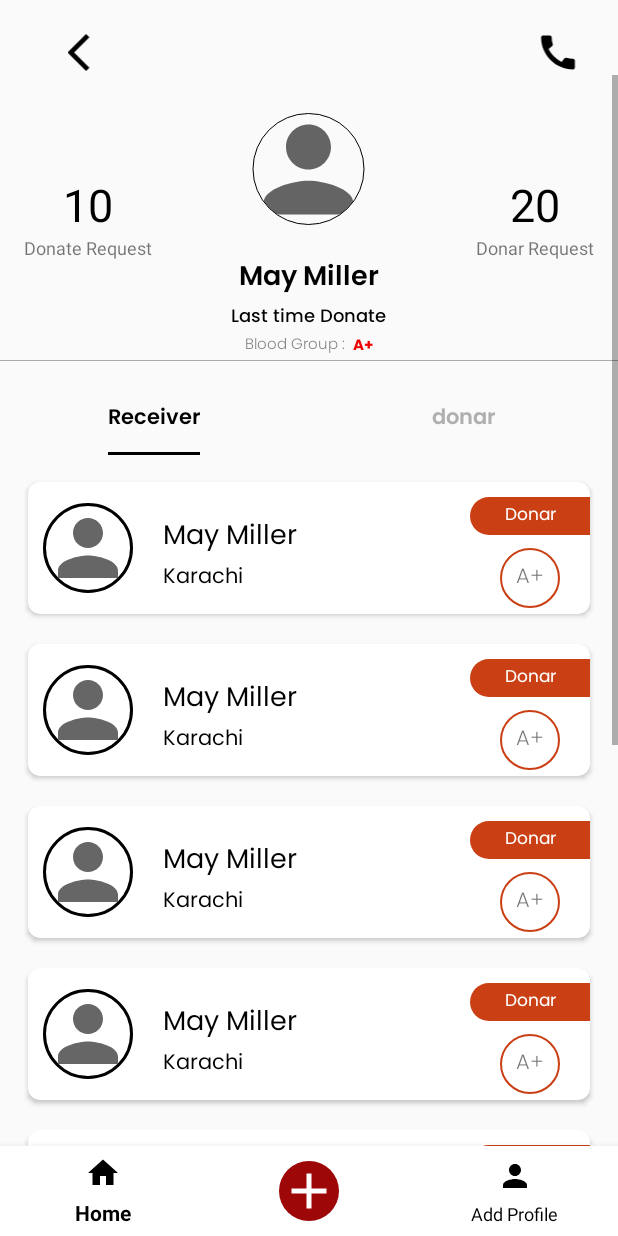
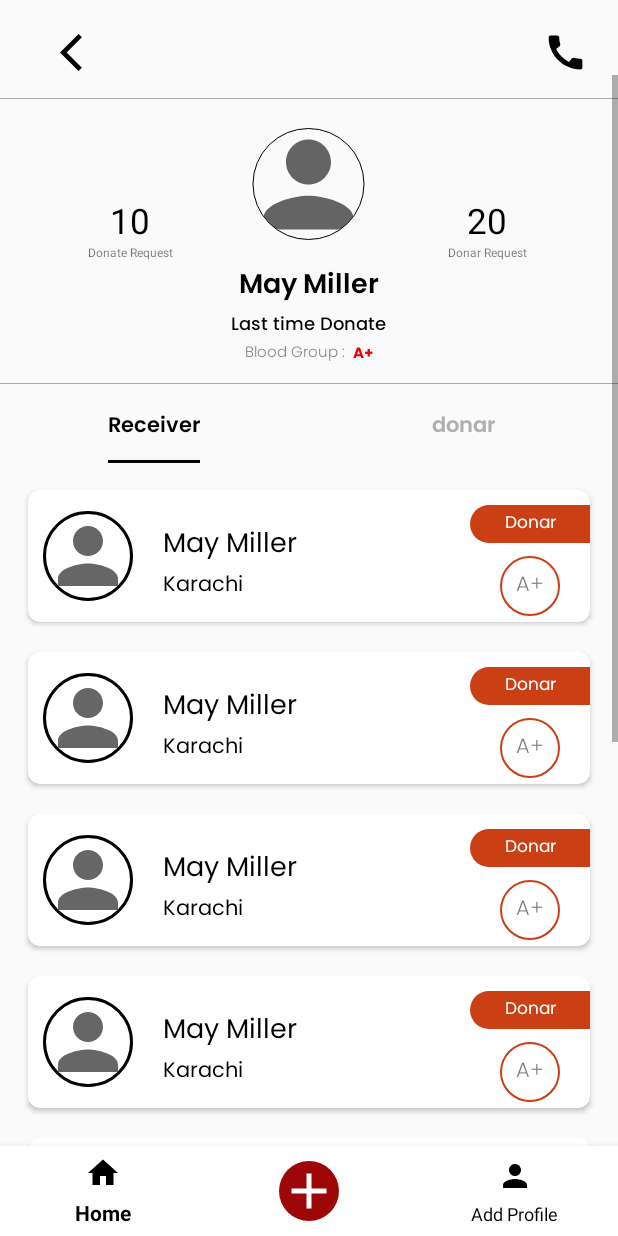
Before and after one commit to SaaifKhan/Blood-Donar-Finder, an Android app: the ProfileDetail screen opened through its navigation route, on a phone screen of 412 x 824 dp. Run offline under Robolectric (Android 15) with nearby library versions, the phone set to English and light mode, and no system bars; our stand-ins replace CircleImageView, navigation-ui; Roboto replaces fonts that are not available here.

Commit message:
signup completed 3 fragments named as profile,home and ProfileDetail ViewPagerAdapter and TabLayouts ProfileDetail completed ProfileFragment ProfileDetail edit and Ui updated -ProfileDetail layout done -Add RequestFragment in process

```diff
--- a/app/src/main/java/app/dotinfiny/Bdf/UI/homeFragment/adapter/HomeProfileAdapter.java
+++ b/app/src/main/java/app/dotinfiny/Bdf/UI/homeFragment/adapter/HomeProfileAdapter.java
@@ -27,7 +27,6 @@ public class HomeProfileAdapter extends RecyclerView.Adapter<HomeProfileAdapter.
 
 
     }
-
 
     public HomeProfileAdapter(CLickListener cLickListener) {
         this.cLickListener = cLickListener;
--- a/app/src/main/res/layout/fragment_profiledetail.xml
+++ b/app/src/main/res/layout/fragment_profiledetail.xml
@@ -14,20 +14,28 @@
 
         <ImageView
             android:id="@+id/backBtnProfileDetail"
-            android:layout_width="60dp"
-            android:layout_height="60dp"
+            android:layout_width="50dp"
+            android:layout_height="50dp"
             android:layout_alignParentStart="true"
             android:layout_marginLeft="10dp"
             android:src="@drawable/ic_arrow_back_ios_"
             app:tint="@android:color/black" />
 
         <ImageView
-            android:layout_width="40dp"
-            android:layout_height="40dp"
+            android:layout_width="30dp"
+            android:layout_height="30dp"
             android:layout_alignParentRight="true"
             android:src="@drawable/ic_baseline_call"
             app:tint="@android:color/black" />
     </RelativeLayout>
+
+
+    <View
+        android:layout_width="match_parent"
+        android:layout_height="0.2dp"
+        android:layout_below="@+id/toolbarProfileDetail"
+        android:layout_marginTop="15dp"
+        android:background="@android:color/darker_gray" />
 
 
     <ScrollView
@@ -45,8 +53,9 @@
                 android:id="@+id/relativeMainBody"
                 android:layout_width="wrap_content"
                 android:layout_height="wrap_content"
-                android:layout_marginStart="16dp"
-                android:layout_marginEnd="16dp"
+                android:layout_marginStart="18dp"
+                android:layout_marginTop="10dp"
+                android:layout_marginEnd="18dp"
                 android:visibility="visible">
 
 
@@ -55,6 +64,8 @@
                     android:layout_width="wrap_content"
                     android:layout_height="wrap_content"
                     android:layout_centerVertical="true"
+                    android:layout_alignParentStart="true"
+                    android:layout_toStartOf="@id/relative2"
                     android:gravity="center"
                     android:orientation="vertical">
 
@@ -67,7 +78,7 @@
                         android:gravity="center"
                         android:text="10"
                         android:textColor="@android:color/black"
-                        android:textSize="30sp" />
+                        android:textSize="23sp" />
 
                     <TextView
                         android:id="@+id/tvNumofDonateProfileDetail"
@@ -76,7 +87,7 @@
                         android:layout_gravity="center"
                         android:fontFamily="@font/montserrat_alternates"
                         android:text="Donate Request"
-                        android:textSize="12sp" />
+                        android:textSize="8sp" />
                 </LinearLayout>
 
 
@@ -87,6 +98,7 @@
                     android:layout_alignParentRight="true"
                     android:layout_centerVertical="true"
                     android:gravity="center"
+                    android:layout_toEndOf="@id/relative2"
                     android:orientation="vertical"
                     android:visibility="visible">
 
@@ -96,20 +108,18 @@
                         android:layout_width="wrap_content"
                         android:layout_height="match_parent"
                         android:fontFamily="@font/days_one"
-                        android:gravity="center"
                         android:text="20"
                         android:textColor="@android:color/black"
-                        android:textSize="30sp" />
+                        android:textSize="23sp" />
 
 
                     <TextView
                         android:id="@+id/NumofDonorProfileDetail"
                         android:layout_width="wrap_content"
                         android:layout_height="wrap_content"
-                        android:layout_gravity="center"
                         android:fontFamily="@font/montserrat_alternates"
                         android:text="Donar Request"
-                        android:textSize="12sp" />
+                        android:textSize="8sp" />
                 </LinearLayout>
 
                 <RelativeLayout
@@ -126,7 +136,7 @@
                         android:layout_marginTop="25dp"
                         android:src="@drawable/ic_baseline_person"
                         app:civ_border_color="@android:color/black"
-                        app:civ_border_width="0.6dp" />
+                        app:civ_border_width="0.5dp" />
 
                     <TextView
                         android:id="@+id/bloodGroupProfileDetail"
@@ -151,11 +161,11 @@
                     android:layout_width="match_parent"
                     android:layout_height="wrap_content"
                     android:layout_below="@id/relative2"
-                    android:layout_marginTop="10dp"
+                    android:layout_marginTop="5dp"
                     android:gravity="center_horizontal"
                     android:orientation="vertical"
-                    android:paddingStart="20dp"
-                    android:paddingEnd="20dp">
+                    android:paddingStart="25dp"
+                    android:paddingEnd="25dp">
 
 
                     <TextView
@@ -213,8 +223,9 @@
 
             <View
                 android:layout_width="match_parent"
-                android:layout_height="0.6dp"
+                android:layout_height="0.3dp"
                 android:layout_below="@+id/relativeMainBody"
+                android:layout_marginTop="10dp"
                 android:background="@android:color/darker_gray" />
 
             <com.google.android.material.tabs.TabLayout
--- a/app/src/main/res/layout/item_cards_rows.xml
+++ b/app/src/main/res/layout/item_cards_rows.xml
@@ -4,6 +4,8 @@
     android:layout_width="match_parent"
     android:layout_height="100dp"
     android:layout_margin="4dp"
+    android:layout_marginStart="20dp"
+    android:layout_marginEnd="20dp"
     android:orientation="vertical"
     app:cardCornerRadius="8dp"
     app:cardUseCompatPadding="true"
```
Also changed, not shown: app/src/main/java/app/dotinfiny/Bdf/UI/addrequestfragment/RequestFragment.java (added, +66 -0 lines), app/src/main/java/app/dotinfiny/Bdf/UI/addrequestfragment/adapter/BloodGroupAdapter.java (added, +49 -0 lines), app/src/main/res/drawable/ic_baseline_close.xml (added, +10 -0 lines), app/src/main/res/layout/fragment_addrequest.xml (+85 -7 lines), app/src/main/res/layout/fragment_forgot.xml (+22 -26 lines), app/src/main/res/layout/fragment_login.xml (+4 -5 lines), app/src/main/res/layout/fragment_request.xml (added, +146 -0 lines), app/src/main/res/layout/items_rows_blood_group.xml (added, +26 -0 lines).
